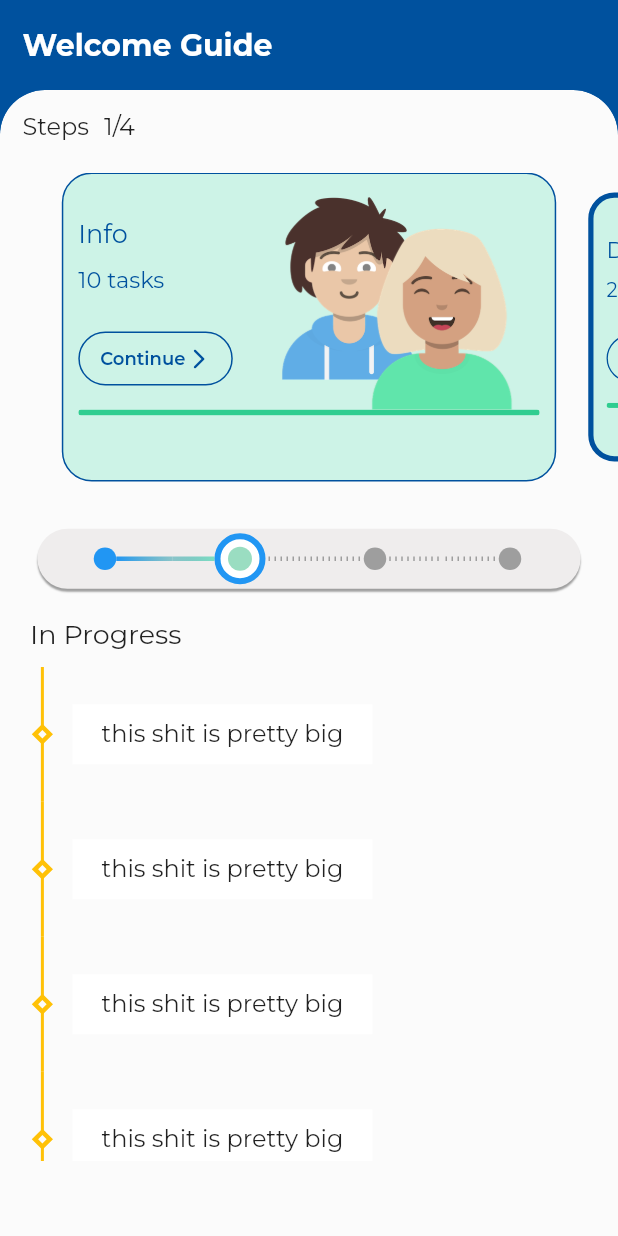
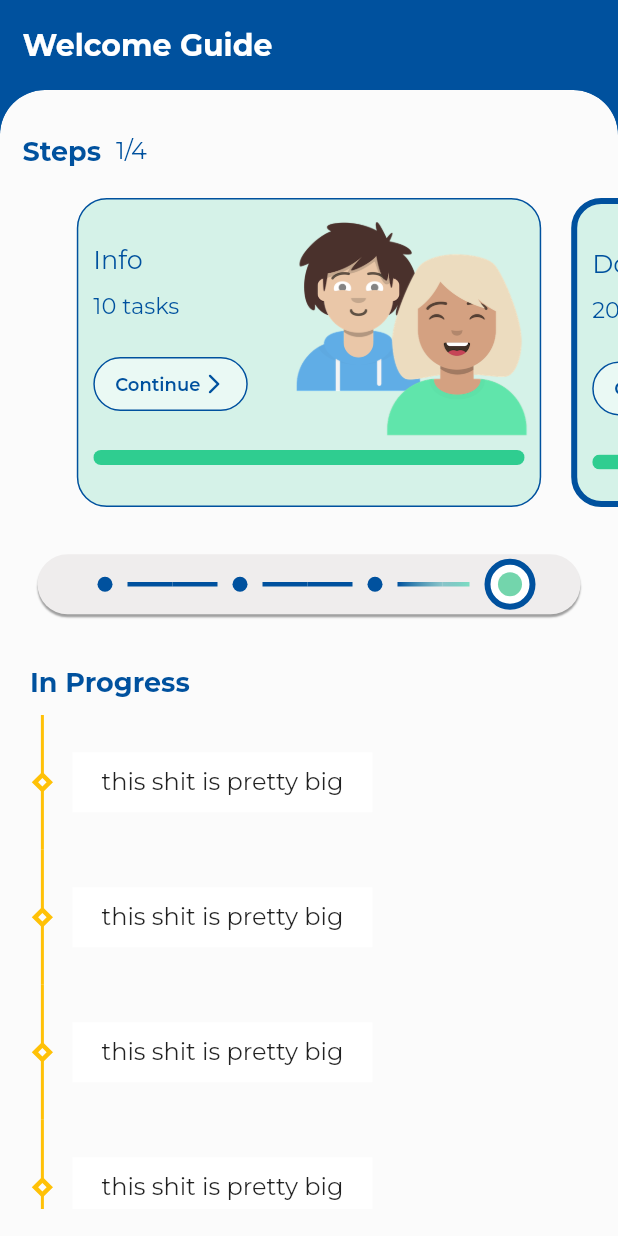
Before and after one commit to aazirani/guide_wizard, a Flutter app: the screen it shows after launch, on a phone screen of 412 x 824 dp. Run offline on Flutter 3.47's test engine with Material 2 defaults, Android fonts, the phone set to English and light mode, and no system bars; drawn by our look-alikes of carousel_slider, timelines; our stand-ins replace another_flushbar, dio, dotted_line, flutter_markdown, flutter_mobx, get_it and 7 more; missing offline and left inert: render_metrics, xxtea; generated files the repository leaves out were written again.

Commit message:
Update timeline and slider

```diff
--- a/lib/models/step/step.dart
+++ b/lib/models/step/step.dart
@@ -5,6 +5,7 @@ class Step {
   late StepStatus status;
   late double percentage;
   late int numTasks;
+  // late List<subTasks> subTasks;
   Step(
       {required this.title,
       this.status = StepStatus.notStarted,
--- a/lib/ui/home/home.dart
+++ b/lib/ui/home/home.dart
@@ -85,24 +85,24 @@ class _HomeScreenState extends State<HomeScreen> {
         child: Column(
           children: [
             Padding(
-                padding: EdgeInsets.only(top: 15, left: 15),
+                padding: EdgeInsets.only(top: 30, left: 15,),
                 child: Row(children: [
-                  Text("Steps"),
+                  Text("Steps", style: TextStyle(color: AppColors.main_color, fontSize: 18, fontWeight: FontWeight.bold)),
                   SizedBox(width: 10),
-                  Observer(builder: (_) => Text("${stepStore.currentStep}/4"))
+                  Observer(builder: (_) => Text("${stepStore.currentStep}/4", style: TextStyle(color: AppColors.main_color)))
                 ])),
             //step slider
             StepSliderWidget(
               steps: steps,
             ),
-            StepTimeLine(pending: 1, stepNo: 3, steps: steps),
-            SizedBox(height: 10),
+            StepTimeLine(pending: 3, stepNo: 3, steps: steps),
+            SizedBox(height: 25),
             Padding(
                 padding: EdgeInsets.only(left: 20, top: 10),
                 child: Align(
                     alignment: Alignment.centerLeft,
                     child:
-                        Text("In Progress", style: TextStyle(fontSize: 18)))),
+                        Text("In Progress", style: TextStyle(fontSize: 18, color: AppColors.main_color, fontWeight: FontWeight.bold)))),
             SizedBox(height: 10),
             Container(
                 // margin: EdgeInsets.only(right: 0),
--- a/lib/ui/step slider/step_slider_widget.dart
+++ b/lib/ui/step slider/step_slider_widget.dart
@@ -4,21 +4,17 @@ import 'package:provider/provider.dart';
 import '../../models/step/step.dart' as s;
 import '../../utils/enums/enum.dart';
 import '../../constants/colors.dart';
-import 'package:flutter_mobx/flutter_mobx.dart';
 import '../../stores/step/step_store.dart';
 
 class StepSliderWidget extends StatefulWidget {
   final List<s.Step> steps;
-  const StepSliderWidget(
-      {Key? key, required this.steps})
-      : super(key: key);
+  const StepSliderWidget({Key? key, required this.steps}) : super(key: key);
 
   @override
   State<StepSliderWidget> createState() => _StepSliderWidgetState();
 }
 
 class _StepSliderWidgetState extends State<StepSliderWidget> {
-
   double _getScreenHeight() => MediaQuery.of(context).size.height;
   double _getScreenWidth() => MediaQuery.of(context).size.width;
   int number = 10;
@@ -45,18 +41,21 @@ class _StepSliderWidgetState extends State<StepSliderWidget> {
     return Container(
         alignment: Alignment.topLeft,
         width: _getScreenWidth(),
-        // margin: EdgeInsets.symmetric(horizontal: 5.0),
+        margin: EdgeInsets.symmetric(horizontal: 10.0),
         padding: EdgeInsets.only(top: 10),
         decoration: BoxDecoration(
-          color: Color.fromARGB(255, 205, 243, 231),
+          color: (widget.steps[i].status == StepStatus.isPending ||
+                  widget.steps[i].status == StepStatus.isDone)
+              ? Color.fromARGB(218, 206, 240, 229)
+              : Color.fromARGB(255, 243, 241, 241),
           border: (widget.steps[i].status == StepStatus.isDone)
               ? _buildDoneBorder()
               : (widget.steps[i].status == StepStatus.isPending)
                   ? _buildPendingBorder()
                   : _buildNotStartedBorder(),
           // boxShadow: (widget.steps[i].status == StepStatus.isPending)
-          //     ? [BoxShadow(blurRadius: 1, offset: Offset(0, 1))]
-          //     : null,
+          // ? [BoxShadow(blurRadius: 1, offset: Offset(0, 1))]
+          // : null,
           borderRadius: BorderRadius.all(Radius.circular(20)),
         ),
         child: Stack(
@@ -70,7 +69,7 @@ class _StepSliderWidgetState extends State<StepSliderWidget> {
   Widget _buildAvatar() {
     return Stack(children: [
       Padding(
-        padding: EdgeInsets.only(left: 140, bottom: 60),
+        padding: EdgeInsets.only(left: 140, bottom: 70),
         child: Image.asset("assets/images/avatar_boy.png", fit: BoxFit.contain),
       ),
       Padding(
@@ -112,7 +111,7 @@ class _StepSliderWidgetState extends State<StepSliderWidget> {
             fixedSize: MaterialStateProperty.all(
                 Size.fromWidth(MediaQuery.of(context).size.width / 4)),
             backgroundColor:
-                MaterialStateProperty.all(AppColors.main_color.withOpacity(0)),
+                MaterialStateProperty.all(Colors.white.withOpacity(0.5)),
             shape: MaterialStateProperty.all<RoundedRectangleBorder>(
                 RoundedRectangleBorder(
                     borderRadius: BorderRadius.circular(18.0),
@@ -133,8 +132,10 @@ class _StepSliderWidgetState extends State<StepSliderWidget> {
   }
 
   Widget _buildProgressBar(double percentage) {
-    return Padding(
-        padding: EdgeInsets.only(right: 10),
+    return Container(
+      height: 20,
+      child: Padding(
+          padding: EdgeInsets.only(right: 10, top: 10),
           child: ClipRRect(
             borderRadius: BorderRadius.all(Radius.circular(10)),
             child: LinearProgressIndicator(
@@ -143,12 +144,13 @@ class _StepSliderWidgetState extends State<StepSliderWidget> {
                 backgroundColor: Colors.white,
                 valueColor:
                     AlwaysStoppedAnimation(Color.fromARGB(255, 47, 205, 144))),
-        ));
+          )),
+    );
   }
 
   Widget _buildCarouselSlider(stepStore) {
     return Container(
-      color: Color.fromARGB(255, 95, 34, 139).withOpacity(0),
+      // color: Color.fromARGB(255, 95, 34, 139).withOpacity(1),
       alignment: Alignment.topRight,
       padding: EdgeInsets.only(top: 20),
       height: MediaQuery.of(context).size.height / 3.2,
@@ -167,13 +169,13 @@ class _StepSliderWidgetState extends State<StepSliderWidget> {
             // onPageChanged: (index, reason) =>
             //   stepStore.increment,
             onPageChanged: (index, reson) {
-              stepStore.increment(index+1);
+              stepStore.increment(index + 1);
             },
             // onPageChanged: (index, reason) {
             //   print("${index} this is it");
             // },
             height: _getScreenHeight() / 4,
-            enlargeCenterPage: true,
+            enlargeCenterPage: false,
             enableInfiniteScroll: false),
       ),
     );
--- a/lib/ui/step timeline/step_timeline.dart
+++ b/lib/ui/step timeline/step_timeline.dart
@@ -10,7 +10,11 @@ class StepTimeLine extends StatefulWidget {
   List<s.Step> steps;
   int pending;
   int stepNo;
-  StepTimeLine({Key? key, required this.pending, required this.stepNo, required this.steps})
+  StepTimeLine(
+      {Key? key,
+      required this.pending,
+      required this.stepNo,
+      required this.steps})
       : super(key: key);
 
   @override
@@ -76,11 +80,14 @@ class _StepTimeLineState extends State<StepTimeLine> {
   // }
 
   Widget _buildDoneIndicator() {
-    return const DotIndicator(size: 15, color: Colors.blue);
+    return const DotIndicator(size: 10, color: AppColors.main_color);
   }
 
   Widget _buildNotStartedIndicator() {
-    return const DotIndicator(size: 15, color: Colors.grey);
+    return const DotIndicator(
+      size: 10,
+      color: Colors.grey,
+    );
   }
 
   Widget _buildPendingIndicator() {
@@ -90,14 +97,14 @@ class _StepTimeLineState extends State<StepTimeLine> {
           decoration: BoxDecoration(
             color: Color.fromARGB(255, 255, 255, 255),
             shape: BoxShape.circle,
-            border: Border.all(color: Colors.blue, width: 4),
+            border: Border.all(color: AppColors.main_color, width: 4),
           ),
           child: Container(
               padding: const EdgeInsets.all(2),
               child: Container(
                   padding: const EdgeInsets.all(8),
                   decoration: const BoxDecoration(
-                    color: Color.fromARGB(255, 154, 221, 193),
+                    color: Color.fromARGB(255, 115, 213, 172),
                     shape: BoxShape.circle,
                   )))),
     );
@@ -121,24 +128,32 @@ class _StepTimeLineState extends State<StepTimeLine> {
       gradient: LinearGradient(
         begin: Alignment.centerLeft,
         end: Alignment.centerRight,
-        colors: [Colors.blue, Color.fromARGB(159, 77, 172, 180)],
+        colors: [AppColors.main_color, Color.fromARGB(159, 77, 172, 180)],
       ),
     );
   }
 
   Widget _buildPendingStartConnectorGradient() {
     return DecoratedLineConnector(
-        thickness: 3, decoration: _buildStartGradient());
+      thickness: 3,
+      decoration: _buildStartGradient(),
+      endIndent: 10,
+    );
   }
 
   Widget _buildPendingEndConnectorGradient() {
     return DecoratedLineConnector(
-        thickness: 3, decoration: _buildEndGradient());
+        thickness: 3, decoration: _buildEndGradient(), indent: 10);
   }
 
-  Widget _buildNotStartedConnector() {
+  Widget _buildNotStartedStartConnector() {
     return const DashedLineConnector(
-        thickness: 3, color: Colors.grey, gap: 3, indent: 2);
+        thickness: 3, color: Colors.grey, gap: 2, endIndent: 10);
+  }
+
+  Widget _buildNotStartedEndConnector() {
+    return const DashedLineConnector(
+        thickness: 3, color: Colors.grey, gap: 2, indent: 10);
   }
 
   Widget? _buildStartConnector(index) {
@@ -147,20 +162,21 @@ class _StepTimeLineState extends State<StepTimeLine> {
         : (index == widget.pending)
             ? _buildPendingStartConnectorGradient()
             : (index > widget.pending)
-                ? _buildNotStartedConnector()
-                : const SolidLineConnector(thickness: 3, color: Colors.blue);
+                ? _buildNotStartedStartConnector()
+                : const SolidLineConnector(
+                    thickness: 3, color: AppColors.main_color, endIndent: 10);
   }
 
   Widget? _buildEndConnector(index) {
     return (index == stepNo)
         ? null
         : (index == widget.pending)
-            ? _buildNotStartedConnector()
+            ? _buildNotStartedEndConnector()
             : (index == widget.pending - 1)
                 ? _buildPendingEndConnectorGradient()
                 : (index > widget.pending)
-                    ? _buildNotStartedConnector()
+                    ? _buildNotStartedEndConnector()
                     : const SolidLineConnector(
-                        thickness: 3, color: Colors.blue);
+                        thickness: 3, color: AppColors.main_color, indent: 10);
   }
 }
```
Lines whose indentation alone changed are shown as unchanged.
